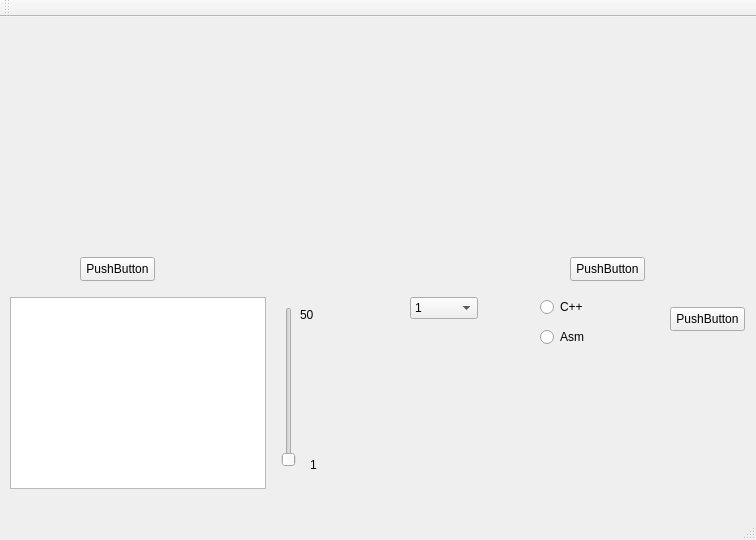
Before: the Qt Designer form JABlur/JABlur/JABlur.ui in mikolaj-wojcik/BlurUsingMaxFilter, drawn with Qt 5.
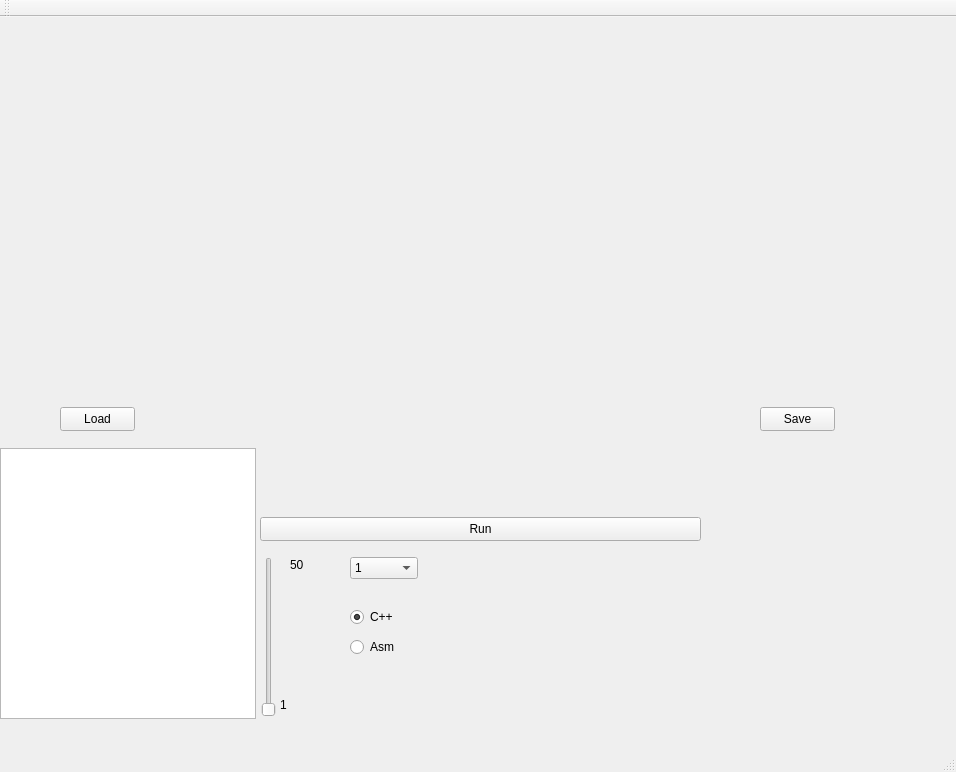
After: the same form once the commit is applied.

The edit to the form file:
```diff
--- a/JABlur/JABlur/JABlur.ui
+++ b/JABlur/JABlur/JABlur.ui
@@ -6,8 +6,8 @@
    <rect>
     <x>0</x>
     <y>0</y>
-    <width>756</width>
-    <height>540</height>
+    <width>956</width>
+    <height>772</height>
    </rect>
   </property>
   <property name="windowTitle">
@@ -17,34 +17,34 @@
    <widget class="QPushButton" name="pushButton">
     <property name="geometry">
      <rect>
-      <x>80</x>
-      <y>240</y>
+      <x>60</x>
+      <y>390</y>
       <width>75</width>
       <height>24</height>
      </rect>
     </property>
     <property name="text">
-     <string>PushButton</string>
+     <string>Load</string>
     </property>
    </widget>
    <widget class="QPushButton" name="pushButton_2">
     <property name="geometry">
      <rect>
-      <x>570</x>
-      <y>240</y>
+      <x>760</x>
+      <y>390</y>
       <width>75</width>
       <height>24</height>
      </rect>
     </property>
     <property name="text">
-     <string>PushButton</string>
+     <string>Save</string>
     </property>
    </widget>
    <widget class="QRadioButton" name="cppRadio">
     <property name="geometry">
      <rect>
-      <x>540</x>
-      <y>280</y>
+      <x>350</x>
+      <y>590</y>
       <width>89</width>
       <height>20</height>
      </rect>
@@ -52,12 +52,15 @@
     <property name="text">
      <string>C++</string>
     </property>
+    <property name="checked">
+     <bool>true</bool>
+    </property>
    </widget>
    <widget class="QRadioButton" name="asmRadio">
     <property name="geometry">
      <rect>
-      <x>540</x>
-      <y>310</y>
+      <x>350</x>
+      <y>620</y>
       <width>89</width>
       <height>20</height>
      </rect>
@@ -69,21 +72,21 @@
    <widget class="QPushButton" name="pushButton_3">
     <property name="geometry">
      <rect>
-      <x>670</x>
-      <y>290</y>
-      <width>75</width>
+      <x>260</x>
+      <y>500</y>
+      <width>441</width>
       <height>24</height>
      </rect>
     </property>
     <property name="text">
-     <string>PushButton</string>
+     <string>Run</string>
     </property>
    </widget>
    <widget class="QComboBox" name="comboBox">
     <property name="geometry">
      <rect>
-      <x>410</x>
-      <y>280</y>
+      <x>350</x>
+      <y>540</y>
       <width>68</width>
       <height>22</height>
      </rect>
@@ -154,8 +157,8 @@
      <rect>
       <x>30</x>
       <y>40</y>
-      <width>411</width>
-      <height>171</height>
+      <width>451</width>
+      <height>291</height>
      </rect>
     </property>
     <property name="text">
@@ -165,10 +168,10 @@
    <widget class="QLabel" name="label_2">
     <property name="geometry">
      <rect>
-      <x>460</x>
-      <y>40</y>
-      <width>341</width>
-      <height>161</height>
+      <x>470</x>
+      <y>30</y>
+      <width>391</width>
+      <height>321</height>
      </rect>
     </property>
     <property name="text">
@@ -178,18 +181,18 @@
    <widget class="QListWidget" name="listWidget">
     <property name="geometry">
      <rect>
-      <x>10</x>
-      <y>280</y>
+      <x>0</x>
+      <y>431</y>
       <width>256</width>
-      <height>192</height>
+      <height>271</height>
      </rect>
     </property>
    </widget>
    <widget class="QSlider" name="verticalSlider">
     <property name="geometry">
      <rect>
-      <x>280</x>
-      <y>290</y>
+      <x>260</x>
+      <y>540</y>
       <width>18</width>
       <height>160</height>
      </rect>
@@ -201,8 +204,8 @@
    <widget class="QLabel" name="label_3">
     <property name="geometry">
      <rect>
-      <x>310</x>
-      <y>440</y>
+      <x>280</x>
+      <y>680</y>
       <width>49</width>
       <height>16</height>
      </rect>
@@ -214,8 +217,8 @@
    <widget class="QLabel" name="label_4">
     <property name="geometry">
      <rect>
-      <x>300</x>
-      <y>290</y>
+      <x>290</x>
+      <y>540</y>
       <width>49</width>
       <height>16</height>
      </rect>
@@ -224,6 +227,17 @@
      <string>50</string>
     </property>
    </widget>
+   <widget class="QWidget" name="gridLayoutWidget">
+    <property name="geometry">
+     <rect>
+      <x>710</x>
+      <y>420</y>
+      <width>231</width>
+      <height>301</height>
+     </rect>
+    </property>
+    <layout class="QGridLayout" name="gridLayout"/>
+   </widget>
   </widget>
   <widget class="QMenuBar" name="menuBar">
    <property name="geometry">
```
Left out of the diff: 4 changed lines with no effect on the pictures.
